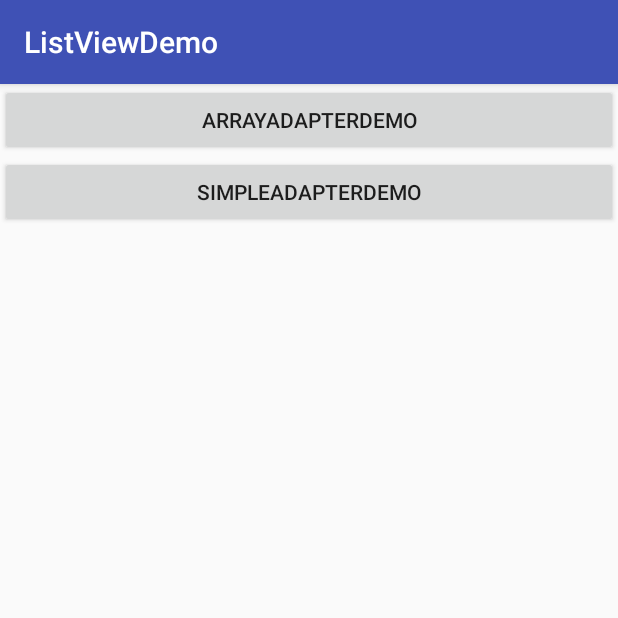
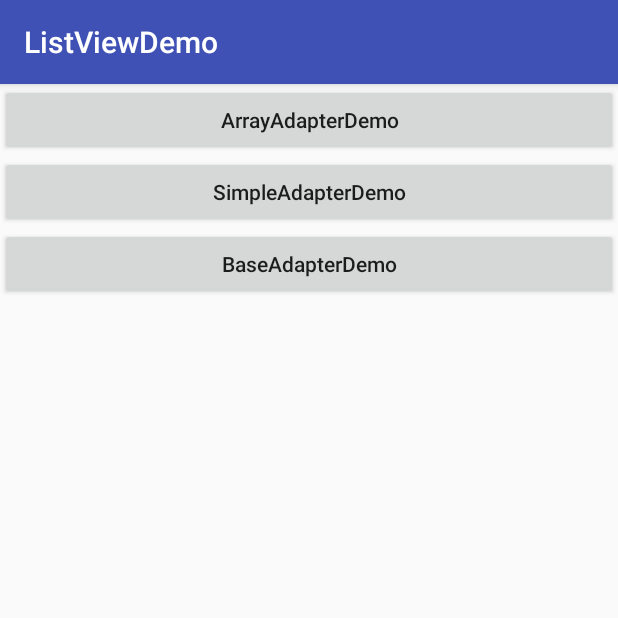
Before and after one commit to rexnie/ListViewDemo, an Android app: the screen it shows after launch (MainActivity), on a phone screen of 412 x 824 dp, the top half of it. Run offline under Robolectric (Android 15) with nearby library versions, the phone set to English and light mode, and no system bars.

Commit message:
ListView使用BaseAdapter

```diff
--- a/app/src/main/AndroidManifest.xml
+++ b/app/src/main/AndroidManifest.xml
@@ -19,7 +19,8 @@
         </activity>
         <activity android:name=".SimpleAdapterActivity">
         </activity>
-
+        <activity android:name=".BaseAdapterActivity">
+        </activity>
     </application>
 
 </manifest>
--- a/app/src/main/java/com/example/android/listviewdemo/MainActivity.java
+++ b/app/src/main/java/com/example/android/listviewdemo/MainActivity.java
@@ -3,12 +3,15 @@ package com.example.android.listviewdemo;
 import android.content.Intent;
 import android.os.Bundle;
 import android.support.v7.app.AppCompatActivity;
+import android.util.Log;
 import android.view.View;
 import android.widget.Button;
 
 public class MainActivity extends AppCompatActivity implements View.OnClickListener {
+    private static final String TAG = "MainActivity";
     private Button mStartArrayButton;
     private Button mStartSimpleButton;
+    private Button mStartBaseButton;
 
     @Override
     protected void onCreate(Bundle savedInstanceState) {
@@ -16,9 +19,12 @@ public class MainActivity extends AppCompatActivity implements View.OnClickListe
         setContentView(R.layout.activity_main);
         mStartArrayButton = (Button) findViewById(R.id.btn_start_activity_array);
         mStartSimpleButton = (Button) findViewById(R.id.btn_start_activity_simple);
+        mStartBaseButton = (Button) findViewById(R.id.btn_start_activity_base);
 
         mStartArrayButton.setOnClickListener(this);
         mStartSimpleButton.setOnClickListener(this);
+        mStartBaseButton.setOnClickListener(this);
+
     }
 
     public void onClick(View v) {
@@ -29,7 +35,11 @@ public class MainActivity extends AppCompatActivity implements View.OnClickListe
             case R.id.btn_start_activity_simple:
                 startActivity(new Intent(this, SimpleAdapterActivity.class));
                 break;
+            case R.id.btn_start_activity_base:
+                startActivity(new Intent(this, BaseAdapterActivity.class));
+                break;
             default:
+                Log.e(TAG, "onClick: unknown id = " + v.getId());
                 break;
         }
     }
--- a/app/src/main/res/layout/activity_main.xml
+++ b/app/src/main/res/layout/activity_main.xml
@@ -9,11 +9,21 @@
         android:layout_width="match_parent"
         android:layout_height="wrap_content"
         android:id="@+id/btn_start_activity_array"
+        android:textAllCaps="false"
         android:text="ArrayAdapterDemo"/>
 
     <Button
         android:layout_width="match_parent"
         android:layout_height="wrap_content"
         android:id="@+id/btn_start_activity_simple"
+        android:textAllCaps="false"
         android:text="SimpleAdapterDemo"/>
+
+    <Button
+        android:layout_width="match_parent"
+        android:layout_height="wrap_content"
+        android:id="@+id/btn_start_activity_base"
+        android:textAllCaps="false"
+        android:text="BaseAdapterDemo"/>
+
 </LinearLayout>
```
Also changed, not shown: app/src/main/java/com/example/android/listviewdemo/BaseAdapterActivity.java (added, +87 -0 lines), app/src/main/res/layout/activity_base_adapter.xml (added, +31 -0 lines), app/src/main/res/values/strings.xml (line endings or trailing spaces).
